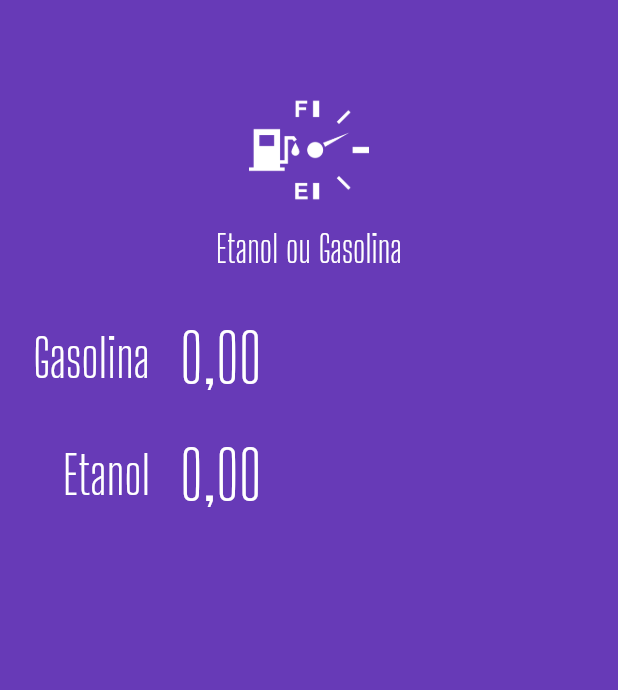
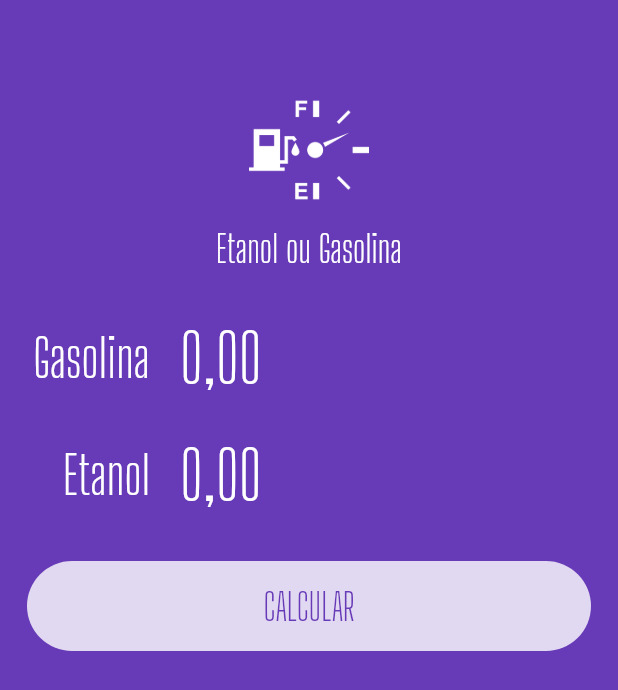
Before and after one commit to claylton/ethanol_or_gasoline, a Flutter app: the screen it shows after launch, on a phone screen of 412 x 824 dp. Shown: the top 690 px of the screen. Run offline on Flutter 3.47's test engine with Material 2 defaults, Android fonts, the phone set to English and light mode, and no system bars; our stand-ins replace mask_text_input_formatter.

Commit message:
Feat: Add Calcular button

```diff
--- a/lib/main.dart
+++ b/lib/main.dart
@@ -34,6 +34,27 @@
           const LogoWidget(),
           InputWidget(label: "Gasolina"),
           InputWidget(label: "Etanol"),
+          TextButton(
+            child: Container(
+              margin: const EdgeInsets.all(10),
+              height: 60,
+              alignment: Alignment.center,
+              decoration: BoxDecoration(
+                color: Colors.white.withOpacity(0.8),
+                // shape: BoxShape.circle,
+                borderRadius: BorderRadius.circular(60),
+              ),
+              child: Text(
+                "CALCULAR",
+                style: TextStyle(
+                  color: Theme.of(context).primaryColor,
+                  fontSize: 25,
+                  fontFamily: "Big Shoulders Display",
+                )
+              ),
+            ),
+            onPressed: () {},
+          ),
         ],
       ),
     );
```
